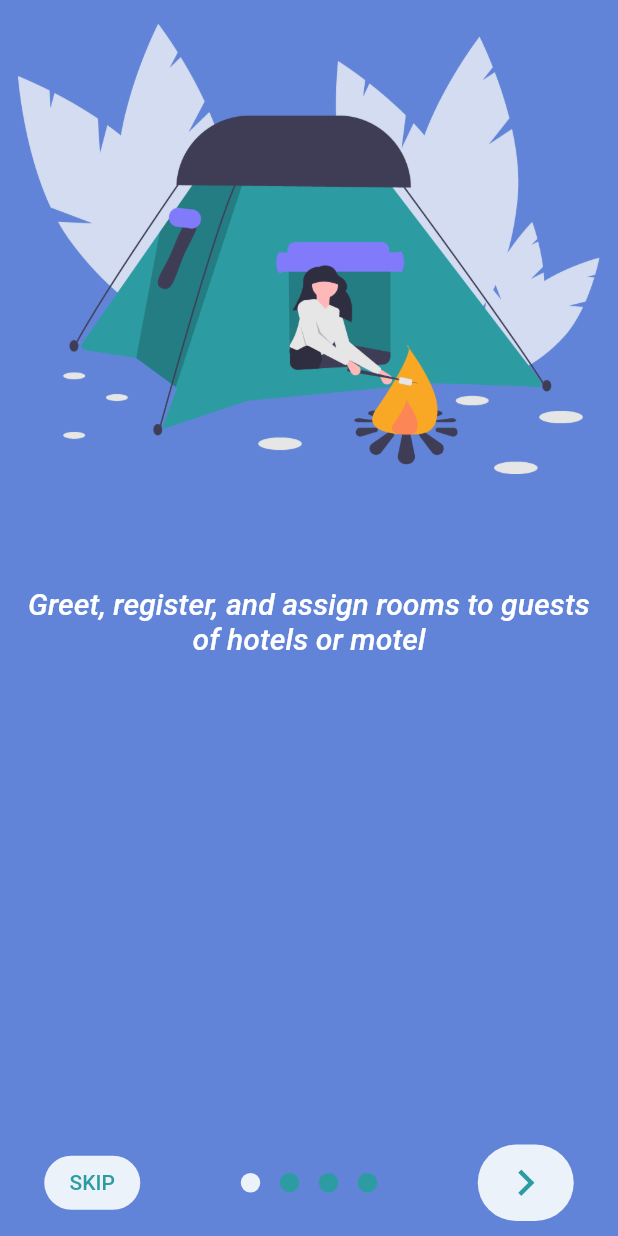
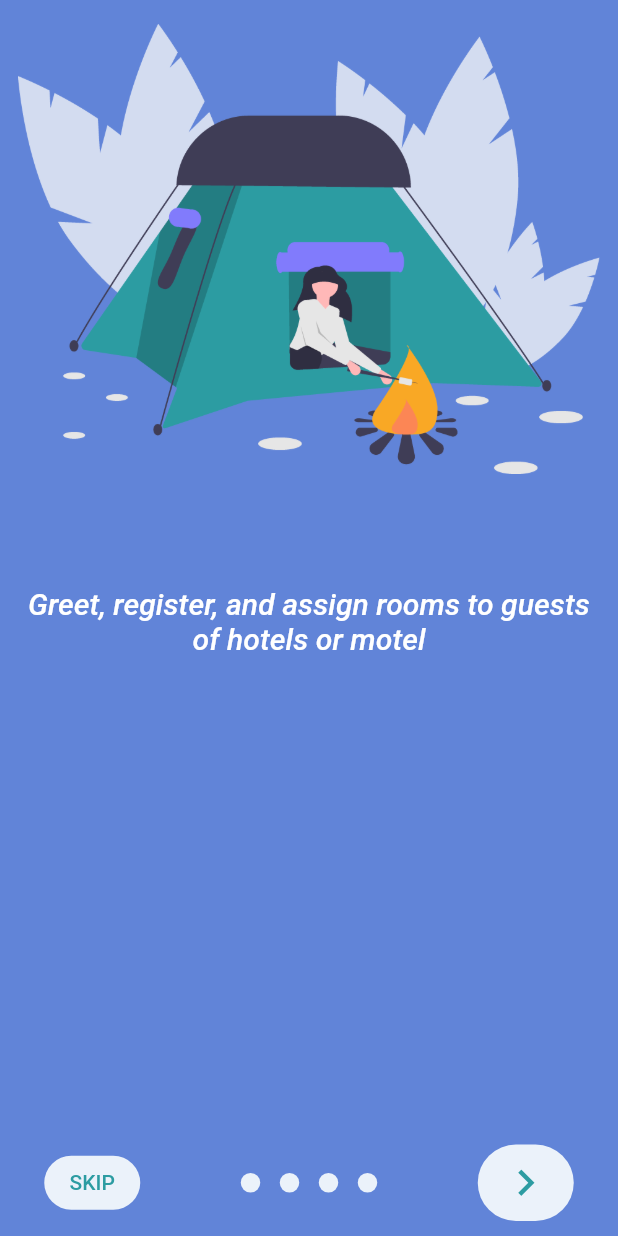
Before and after one commit to quocbao238/Flutter-Bloc-FindDreamMotels-App, a Flutter app: the screen it shows after launch, on a phone screen of 412 x 824 dp. Run offline on Flutter 3.47's test engine with Material 2 defaults, Android fonts, the phone set to English and light mode, and no system bars; drawn by our look-alikes of intro_slider, oktoast; our stand-ins replace animated_text_kit, basic_utils, bloc, cached_network_image, carousel_pro, carousel_slider and 19 more; missing offline and left inert: multi_image_picker, regexpattern; accounts and stored records are empty; Roboto replaces fonts that are missing (Raleway); statements that could not run were skipped.

Commit message:
fix color

```diff
--- a/lib/config_app/sizeScreen.dart
+++ b/lib/config_app/sizeScreen.dart
@@ -25,7 +25,7 @@ class AppColor {
   static Color backgroundColor = Color(0xFFEBF2FA);
   // static Color whiteColor = Colors.white;
   static Color whiteColor = Colors.white;
-  // static Color colorClipPath = Color.fromRGBO(9, 92, 113, 1);
+  static Color colorClipPath2 = Color.fromRGBO(9, 92, 113, 1);
   static Color blackColor = Colors.black;
   static Color colorClipPath = Color(0xFF6184D8);
   static Color colorBlue156 = Color.fromRGBO(44, 156, 162, 1);
--- a/lib/pages/intro/view/intro_screen.dart
+++ b/lib/pages/intro/view/intro_screen.dart
@@ -110,7 +110,7 @@ class _IntroPageState extends State<IntroPage> {
         // Skip button
         renderSkipBtn: this.renderSkipBtn(),
         colorSkipBtn: AppColor.backgroundColor,
-        highlightColorSkipBtn: AppColor.colorBlue156,
+        highlightColorSkipBtn: AppColor.blackColor,
 
         // Next button
         renderNextBtn: this.renderNextBtn(),
@@ -122,7 +122,7 @@ class _IntroPageState extends State<IntroPage> {
         highlightColorDoneBtn: Color(0xffffcc5c),
 
         // Dot indicator
-        colorDot: AppColor.colorBlue156,
+        colorDot: AppColor.backgroundColor,
         colorActiveDot: AppColor.backgroundColor,
 
         sizeDot: 13.0,
--- a/lib/pages/register/view/register_screen.dart
+++ b/lib/pages/register/view/register_screen.dart
@@ -285,7 +285,7 @@ class _RegisterPageState extends State<RegisterPage> {
             0.1,
             ClipPath(
               child: Container(
-                color: Color.fromRGBO(9, 92, 113, 1),
+                color: AppColor.colorClipPath
               ),
               clipper: RegisterClipPath(),
             )),
```
